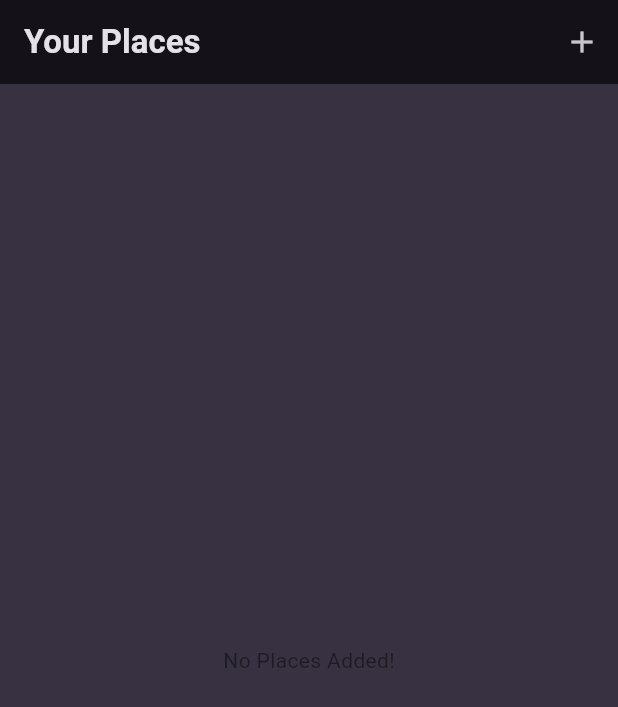
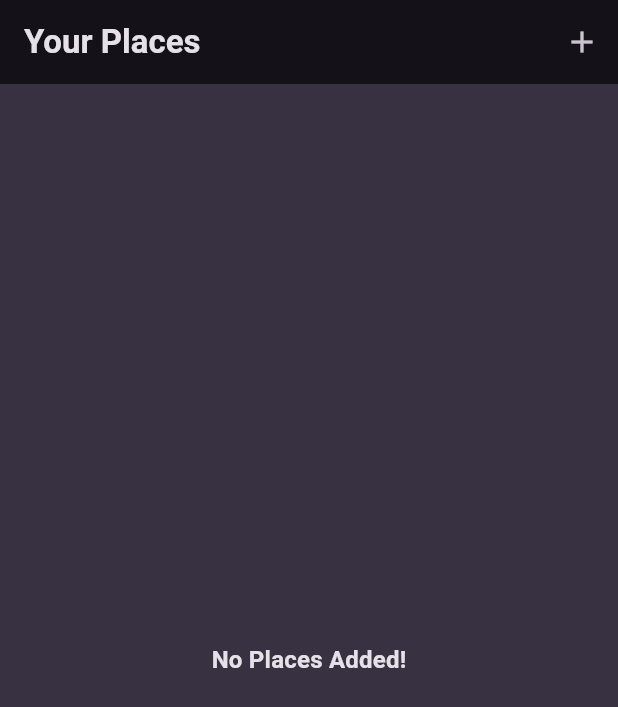
Before and after one commit to adogbeji/FlutterFavouritePlacesApp, a Flutter app: the screen it shows after launch, on a phone screen of 412 x 824 dp. Shown: the top 707 px of the screen. Run offline on Flutter 3.47's test engine with Material 3 defaults, Android fonts, the phone set to English and light mode, and no system bars; our stand-ins replace google_fonts.

Commit message:
Apply stylign to fallback text in PlacesList

```diff
--- a/lib/widgets/places_list.dart
+++ b/lib/widgets/places_list.dart
@@ -10,8 +10,13 @@ class PlacesList extends StatelessWidget {
   @override
   Widget build(BuildContext context) {
     if (places.isEmpty) {
-      return const Center(
-        child: Text('No Places Added!'),
+      return Center(
+        child: Text(
+          'No Places Added!',
+          style: Theme.of(context).textTheme.titleMedium!.copyWith(
+                color: Theme.of(context).colorScheme.onBackground,
+              ),
+        ),
       );
     }
 
```
